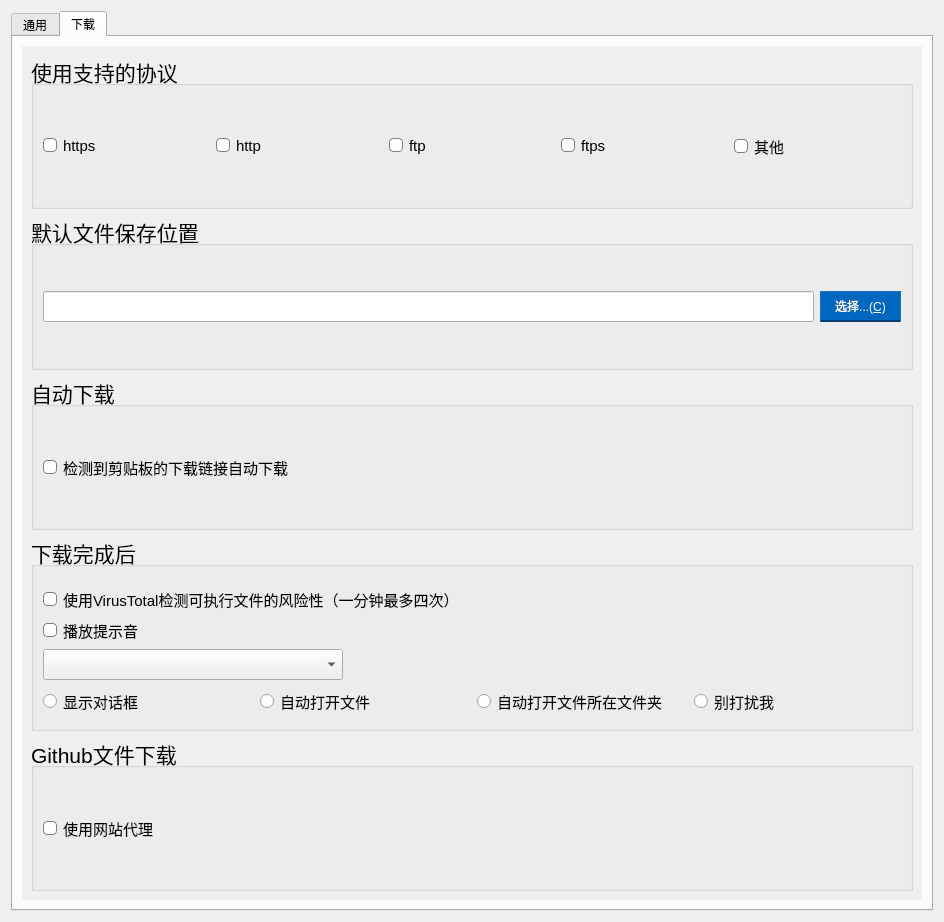
Before: the Qt Designer form src/SecondDownloader/ui/frmsettings.ui in pinsoftstudio/SecondDownloader, drawn with Qt 5.
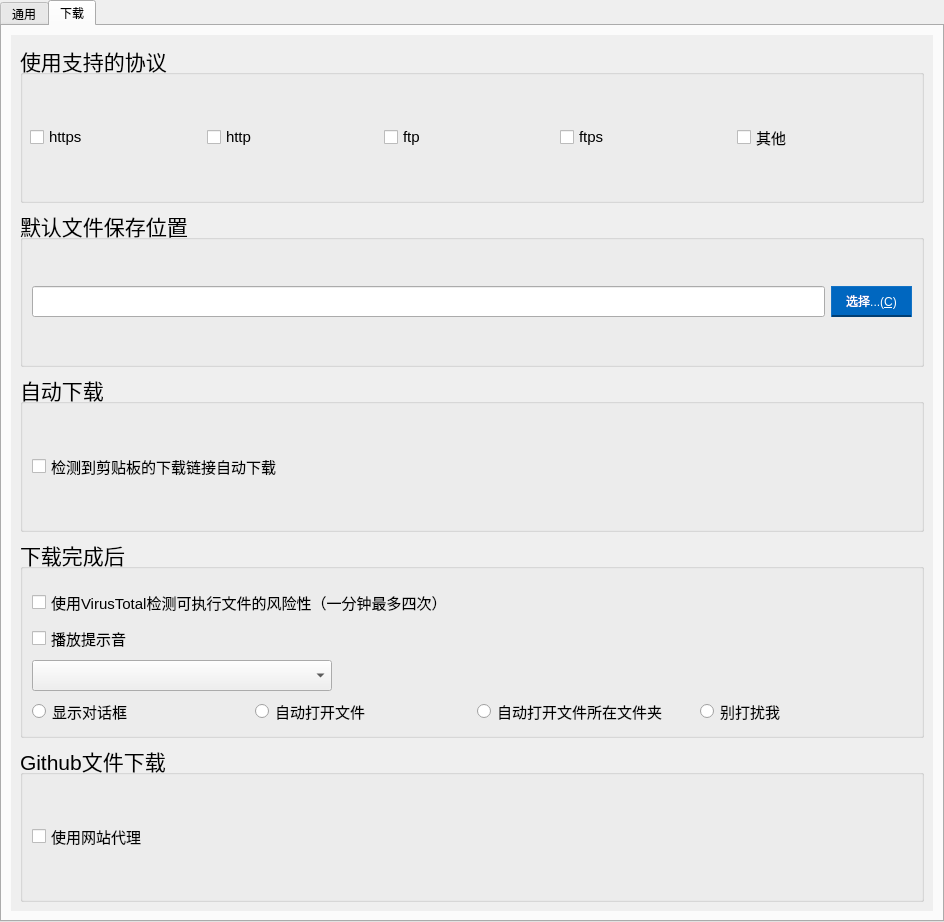
After: the same form once the commit is applied. The open tabs and pages were chosen to show the change. Icons and pictures are not drawn.

Diff of the .ui file:
```diff
--- a/src/SecondDownloader/ui/frmsettings.ui
+++ b/src/SecondDownloader/ui/frmsettings.ui
@@ -28,6 +28,28 @@
 	color:black;
 
 }  
+QCheckBox::indicator:unchecked[style=&quot;light&quot;]{
+	border: 1px solid grey;
+  border-radius:4px;
+  background-color:white;
+}
+QCheckBox::indicator:unchecked:hover[style=&quot;light&quot;]{
+	border: 1px solid grey;
+  border-radius:4px;
+  background-color:rgb(227,227,227);
+}
+QCheckBox::indicator:checked[style=&quot;light&quot;]{
+  border-image:url(:/pics/res/tick.png);
+  background-color: rgb(23, 143, 255);
+  /*border: 2px solid grey;*/
+  border-radius:4px;
+}
+QCheckBox::indicator:checked:hover[style=&quot;light&quot;]{
+  border-image:url(:/pics/res/tick.png);
+  background-color: rgb(0,128,227);
+  /*border: 2px solid grey;*/
+  border-radius:4px;
+}
 
 QComboBox:hover[style=&quot;light&quot;]
 {
@@ -76,6 +98,18 @@
 
 	
 }
+
+QComboBox:disabled {  
+    border: 1px solid rgb(180,180,180); 
+	border-bottom-color: rgb(180, 180, 180);
+    border-radius: 4px;  
+    background-color:  rgb(180, 180, 180); 
+	color:black;
+
+}  
+
+
+
 QComboBox QAbstractItemView::item:pressed[style=&quot;light&quot;] {
 	border-top-left-radius:0px;
 	border-bottom-left-radius:0px;
@@ -83,35 +117,340 @@
 	background-color: rgb(243,243,243);
 	border-radius: 6px;
 }
-QCheckBox::indicator:unchecked{
-	border: 1px solid grey;
-  border-radius:4px;
-  background-color:white;
+
+
+
+QComboBox::drop-down[style=&quot;dark&quot;]{
+	subcontrol-origin: padding;
+    subcontrol-position: top right;
+    width: 20px;
+	image: url(:/pics/res/drop-down.png);
 }
-QCheckBox::indicator:unchecked:hover{
-	border: 1px solid grey;
-  border-radius:4px;
-  background-color:rgb(227,227,227);
+QComboBox[style=&quot;dark&quot;]{  
+    border: 1px solid rgb(63,63,63); 
+	border-bottom-color: rgb(58,58,58);
+    border-radius: 4px;  
+    background-color: rgb(55,55,55); 
+	color:white;
+
+}  
+
+QComboBox:hover[style=&quot;dark&quot;]
+{
+	background-color:rgb(60,60,60);
+ }
+
+ QComboBox:pressed[style=&quot;dark&quot;] {  
+    background-color: rgb(50,50,50); 
+	border-bottom-color:rgb(58,58,58);
+	color:rgb(208,208,208);
 }
-QCheckBox::indicator:checked{
-  border-image:url(:/pics/res/tick.png);
-  background-color: rgb(23, 143, 255);
-  /*border: 2px solid grey;*/
-  border-radius:4px;
+
+QComboBox QAbstractItemView[style=&quot;dark&quot;] {
+    border: 1px solid rgb(34,34,34); 
+	background-color: rgb(44,44,44);
+    border-radius: 6px;
+    padding: 1px 2px 1px 2px; 
+    min-width: 9em;   
+	outline:none;
+    
+	
 }
-QCheckBox::indicator:checked:hover{
-  border-image:url(:/pics/res/tick.png);
-  background-color: rgb(0,128,227);
-  /*border: 2px solid grey;*/
-  border-radius:4px;
+
+QComboBox QAbstractItemView::item[style=&quot;dark&quot;] {
+	border-radius: 6px;
+    height: 30px;  
+	color:white;
+	
+	background-color: rgb(44,44,44);
+
+}
+QComboBox QAbstractItemView::item:selected[style=&quot;dark&quot;]{
+	padding:3px;
+	border-top-left-radius:0px;
+	border-bottom-left-radius:0px;
+	border-left:2px solid rgb(0,103,192);
+
+} 
+
+QComboBox QAbstractItemView::item:hover[style=&quot;dark&quot;] {
+	border-top-left-radius:0px;
+	border-bottom-left-radius:0px;
+	border-left:none ;
+	background-color: rgb(56,56,56);
+	border-radius: 6px;
+
+
+	
+}
+QComboBox QAbstractItemView::item:pressed[style=&quot;dark&quot;] {
+	border-top-left-radius:0px;
+	border-bottom-left-radius:0px;
+	border-left:none ;
+	background-color: rgb(52,52,52);
+	border-radius: 6px;
+}
+
+
+QComboBox:disabled[style=&quot;dark&quot;]{  
+    border: 1px solid rgb(10,10,10); 
+	border-bottom-color: rgb(20,20,20);
+    border-radius: 4px;  
+    background-color:  rgb(40,40,40); 
+	color:white;
+
+}  
+
+QCheckBox::indicator:unchecked[style=&quot;dark&quot;]{
+  	border: 1px solid grey;
+	border-radius:4px;
+	background-color:rgb(30, 30, 30);
+}
+QCheckBox::indicator:unchecked:hover[style=&quot;dark&quot;]{
+  	border: 1px solid grey;
+	border-radius:4px;
+	background-color:rgb(50,50,50);
+}
+QCheckBox::indicator:checked[style=&quot;dark&quot;]{
+	border-image:url(:/pics/res/tick.png);
+	background-color: rgb(23, 143, 255);
+	/*border: 2px solid grey;*/
+	border-radius:4px;
+}
+QCheckBox::indicator:checked:hover[style=&quot;dark&quot;]{
+	border-image:url(:/pics/res/tick.png);
+	background-color: rgb(0,128,227);
+	/*border: 2px solid grey;*/
+	border-radius:4px;
 }
 </string>
   </property>
   <layout class="QHBoxLayout" name="horizontalLayout">
+   <property name="leftMargin">
+    <number>0</number>
+   </property>
+   <property name="topMargin">
+    <number>0</number>
+   </property>
+   <property name="rightMargin">
+    <number>0</number>
+   </property>
+   <property name="bottomMargin">
+    <number>0</number>
+   </property>
    <item>
     <widget class="QTabWidget" name="tabWidget">
      <property name="styleSheet">
-      <string notr="true"/>
+      <string notr="true">QComboBox::drop-down[style=&quot;light&quot;]{
+	subcontrol-origin: padding;
+    subcontrol-position: top right;
+    width: 20px;
+	image: url(:/pics/res/drop-down.png);
+}
+QComboBox [style=&quot;light&quot;]{  
+    border: 1px solid rgb(236,236,236); 
+	border-bottom-color: rgb(211, 211, 211);
+    border-radius: 4px;  
+    background-color: rgb(254, 254, 254); 
+	color:black;
+
+}  
+QCheckBox::indicator:unchecked[style=&quot;light&quot;]{
+	border: 1px solid grey;
+  border-radius:4px;
+  background-color:white;
+}
+QCheckBox::indicator:unchecked:hover[style=&quot;light&quot;]{
+	border: 1px solid grey;
+  border-radius:4px;
+  background-color:rgb(227,227,227);
+}
+QCheckBox::indicator:checked[style=&quot;light&quot;]{
+  border-image:url(:/pics/res/tick.png);
+  background-color: rgb(23, 143, 255);
+  /*border: 2px solid grey;*/
+  border-radius:4px;
+}
+QCheckBox::indicator:checked:hover[style=&quot;light&quot;]{
+  border-image:url(:/pics/res/tick.png);
+  background-color: rgb(0,128,227);
+  /*border: 2px solid grey;*/
+  border-radius:4px;
+}
+
+QComboBox:hover[style=&quot;light&quot;]
+{
+	background-color:rgb(250, 250, 250);
+ }
+
+ QComboBox:pressed[style=&quot;light&quot;] {  
+    background-color: rgb(250, 250, 250); 
+	border-bottom-color:rgb(236, 236, 236);
+	color:grey;
+}
+
+QComboBox QAbstractItemView[style=&quot;light&quot;] {
+    border: 1px solid rgb(236,236,236); 
+	background-color: rgb(249,249,249);
+    border-radius: 6px;
+    padding: 1px 2px 1px 2px; 
+    min-width: 9em;   
+	outline:none;
+	
+}
+
+QComboBox QAbstractItemView::item[style=&quot;light&quot;] {
+	border-radius: 6px;
+    height: 30px;  
+	color:black;
+	
+	background-color: rgb(249,249,249);
+
+}
+QComboBox QAbstractItemView::item:selected[style=&quot;light&quot;]{
+	padding:3px;
+	border-top-left-radius:0px;
+	border-bottom-left-radius:0px;
+	border-left:2px solid rgb(0,103,192);
+
+} 
+
+QComboBox QAbstractItemView::item:hover[style=&quot;light&quot;] {
+	border-top-left-radius:0px;
+	border-bottom-left-radius:0px;
+	border-left:none ;
+	background-color: rgb(240,240,240);
+	border-radius: 6px;
+
+
+	
+}
+
+QComboBox:disabled {  
+    border: 1px solid rgb(180,180,180); 
+	border-bottom-color: rgb(180, 180, 180);
+    border-radius: 4px;  
+    background-color:  rgb(180, 180, 180); 
+	color:black;
+
+}  
+
+
+
+QComboBox QAbstractItemView::item:pressed[style=&quot;light&quot;] {
+	border-top-left-radius:0px;
+	border-bottom-left-radius:0px;
+	border-left:none ;
+	background-color: rgb(243,243,243);
+	border-radius: 6px;
+}
+
+
+
+QComboBox::drop-down[style=&quot;dark&quot;]{
+	subcontrol-origin: padding;
+    subcontrol-position: top right;
+    width: 20px;
+	image: url(:/pics/res/drop-down.png);
+}
+QComboBox[style=&quot;dark&quot;]{  
+    border: 1px solid rgb(63,63,63); 
+	border-bottom-color: rgb(58,58,58);
+    border-radius: 4px;  
+    background-color: rgb(55,55,55); 
+	color:white;
+
+}  
+
+QComboBox:hover[style=&quot;dark&quot;]
+{
+	background-color:rgb(60,60,60);
+ }
+
+ QComboBox:pressed[style=&quot;dark&quot;] {  
+    background-color: rgb(50,50,50); 
+	border-bottom-color:rgb(58,58,58);
+	color:rgb(208,208,208);
+}
+
+QComboBox QAbstractItemView[style=&quot;dark&quot;] {
+    border: 1px solid rgb(34,34,34); 
+	background-color: rgb(44,44,44);
+    border-radius: 6px;
+    padding: 1px 2px 1px 2px; 
+    min-width: 9em;   
+	outline:none;
+    
+	
+}
+
+QComboBox QAbstractItemView::item[style=&quot;dark&quot;] {
+	border-radius: 6px;
+    height: 30px;  
+	color:white;
+	
+	background-color: rgb(44,44,44);
+
+}
+QComboBox QAbstractItemView::item:selected[style=&quot;dark&quot;]{
+	padding:3px;
+	border-top-left-radius:0px;
+	border-bottom-left-radius:0px;
+	border-left:2px solid rgb(0,103,192);
+
+} 
+
+QComboBox QAbstractItemView::item:hover[style=&quot;dark&quot;] {
+	border-top-left-radius:0px;
+	border-bottom-left-radius:0px;
+	border-left:none ;
+	background-color: rgb(56,56,56);
+	border-radius: 6px;
+
+
+	
+}
+QComboBox QAbstractItemView::item:pressed[style=&quot;dark&quot;] {
+	border-top-left-radius:0px;
+	border-bottom-left-radius:0px;
+	border-left:none ;
+	background-color: rgb(52,52,52);
+	border-radius: 6px;
+}
+
+
+QComboBox:disabled[style=&quot;dark&quot;]{  
+    border: 1px solid rgb(10,10,10); 
+	border-bottom-color: rgb(20,20,20);
+    border-radius: 4px;  
+    background-color:  rgb(40,40,40); 
+	color:white;
+
+}  
+
+QCheckBox::indicator:unchecked[style=&quot;dark&quot;]{
+  	border: 1px solid grey;
+	border-radius:4px;
+	background-color:rgb(30, 30, 30);
+}
+QCheckBox::indicator:unchecked:hover[style=&quot;dark&quot;]{
+  	border: 1px solid grey;
+	border-radius:4px;
+	background-color:rgb(50,50,50);
+}
+QCheckBox::indicator:checked[style=&quot;dark&quot;]{
+	border-image:url(:/pics/res/tick.png);
+	background-color: rgb(23, 143, 255);
+	/*border: 2px solid grey;*/
+	border-radius:4px;
+}
+QCheckBox::indicator:checked:hover[style=&quot;dark&quot;]{
+	border-image:url(:/pics/res/tick.png);
+	background-color: rgb(0,128,227);
+	/*border: 2px solid grey;*/
+	border-radius:4px;
+}
+</string>
      </property>
      <property name="tabPosition">
       <enum>QTabWidget::North</enum>
@@ -451,8 +790,8 @@
            <rect>
             <x>0</x>
             <y>0</y>
-            <width>912</width>
-            <height>867</height>
+            <width>926</width>
+            <height>881</height>
            </rect>
           </property>
           <layout class="QVBoxLayout" name="verticalLayout_4">
@@ -476,6 +815,21 @@
               <bool>false</bool>
              </property>
              <layout class="QHBoxLayout" name="horizontalLayout_18">
+              <property name="spacing">
+               <number>0</number>
+              </property>
+              <property name="leftMargin">
+               <number>7</number>
+              </property>
+              <property name="topMargin">
+               <number>0</number>
+              </property>
+              <property name="rightMargin">
+               <number>7</number>
+              </property>
+              <property name="bottomMargin">
+               <number>0</number>
+              </property>
               <item>
                <widget class="QCheckBox" name="chkProtrolHttps">
                 <property name="font">
@@ -484,28 +838,7 @@
                  </font>
                 </property>
                 <property name="styleSheet">
-                 <string notr="true">QCheckBox::indicator:unchecked{
-  	border: 1px solid grey;
-	border-radius:4px;
-	background-color:white;
-}
-QCheckBox::indicator:unchecked:hover{
-  	border: 1px solid grey;
-	border-radius:4px;
-	background-color:rgb(227,227,227);
-}
-QCheckBox::indicator:checked{
-	border-image:url(:/pics/res/tick.png);
-	background-color: rgb(23, 143, 255);
-	/*border: 2px solid grey;*/
-	border-radius:4px;
-}
-QCheckBox::indicator:checked:hover{
-	border-image:url(:/pics/res/tick.png);
-	background-color: rgb(0,128,227);
-	/*border: 2px solid grey;*/
-	border-radius:4px;
-}</string>
+                 <string notr="true"/>
                 </property>
                 <property name="text">
                  <string>https</string>
@@ -599,6 +932,51 @@
                     <height>31</height>
                    </size>
                   </property>
+                  <property name="styleSheet">
+                   <string notr="true">QLineEdit[style=&quot;dark&quot;] {  
+    border: 1px solid rgb(48,48,48); 
+	border-bottom-color: rgb(154,154, 154);
+    border-radius: 5px;  
+    background-color: rgb(45, 45, 45); 
+	color:white;
+
+}  
+
+
+QLineEdit:hover[style=&quot;dark&quot;] 
+{
+	background-color:rgb(50,50,50);
+ }
+
+QLineEdit:focus[style=&quot;dark&quot;] {
+	border-bottom-width: 2px;
+	background-color: rgb(31,31,31);
+	border-bottom-color: rgb(76,194,255);
+
+}
+
+
+QLineEdit[style=&quot;light&quot;] {  
+    border: 1px solid rgb(229,229,229); 
+	border-bottom-color: rgb(134,134, 134);
+    border-radius: 5px;  
+    background-color: rgb(251, 251, 251); 
+	color:black;
+
+}  
+
+QLineEdit:hover[style=&quot;light&quot;]
+{
+	background-color:rgb(246,246,246);
+ }
+
+QLineEdit:focus[style=&quot;light&quot;]{
+	border-bottom-width: 2px;
+	background-color: rgb(255, 255, 255);
+	border-bottom-color: rgb(0, 103, 192);
+
+}</string>
+                  </property>
                  </widget>
                 </item>
                 <item>
```
Left out of the diff: 9 changed lines with no effect on the pictures.
